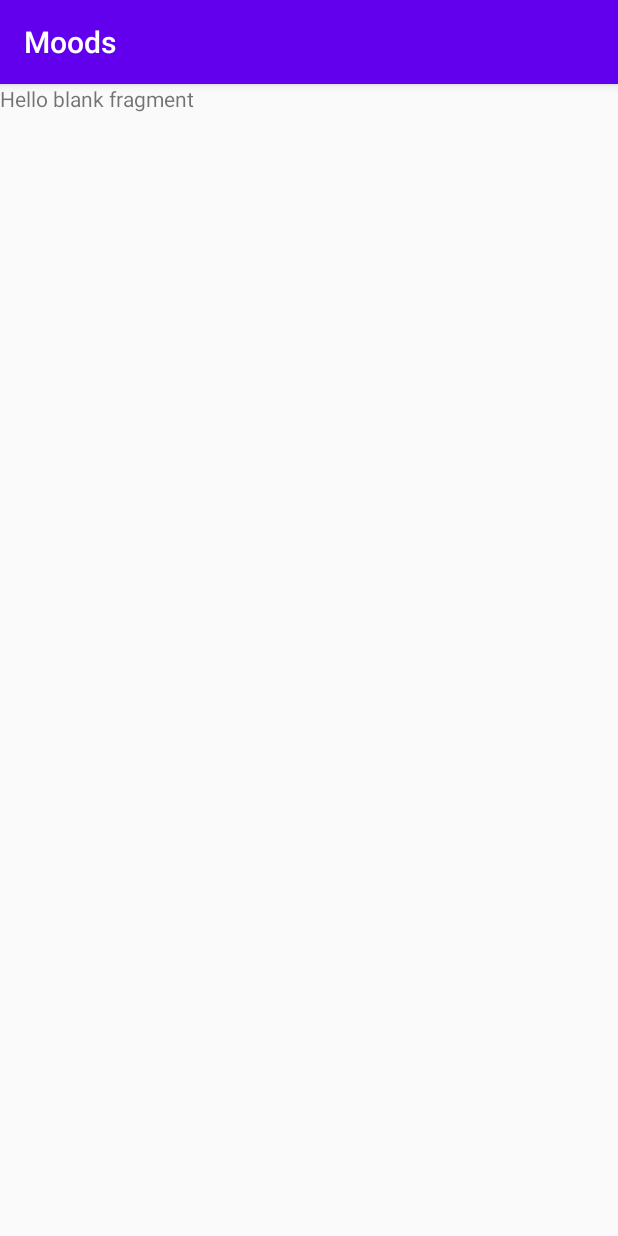
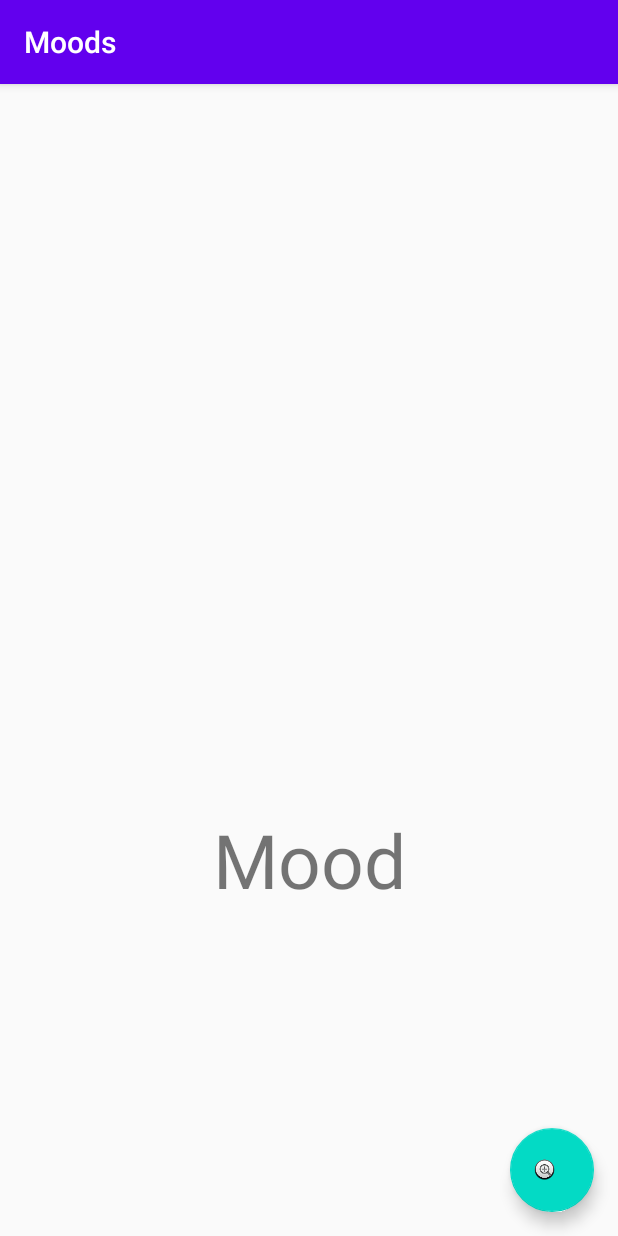
Before and after one commit to Sewiti/Moods, an Android app: the screen it shows after launch (MainActivity), on a phone screen of 412 x 824 dp. Run offline under Robolectric (Android 15) with nearby library versions, the phone set to English and light mode, and no system bars; our stand-ins replace data binding.

Commit message:
Added Intro Fragment with a button

```diff
--- a/app/build.gradle
+++ b/app/build.gradle
@@ -1,6 +1,7 @@
 apply plugin: 'com.android.application'
 apply plugin: 'kotlin-android'
 apply plugin: 'kotlin-android-extensions'
+apply plugin: 'androidx.navigation.safeargs'
 
 android {
     compileSdkVersion 30
@@ -22,15 +23,23 @@ android {
             proguardFiles getDefaultProguardFile('proguard-android-optimize.txt'), 'proguard-rules.pro'
         }
     }
+
+    dataBinding {
+        enabled = true
+    }
+
 }
 
 dependencies {
+    // Lifecycle
     implementation "androidx.lifecycle:lifecycle-livedata-ktx:2.2.0"
     implementation "androidx.lifecycle:lifecycle-viewmodel-ktx:2.2.0"
 
+    // Navigation
     implementation "androidx.navigation:navigation-fragment-ktx:2.3.0"
     implementation "androidx.navigation:navigation-ui-ktx:2.3.0"
 
+    // IDK
     implementation fileTree(dir: "libs", include: ["*.jar"])
     implementation "org.jetbrains.kotlin:kotlin-stdlib:$kotlin_version"
     implementation 'androidx.core:core-ktx:1.3.2'
--- /dev/null
+++ b/app/src/main/java/lt/seasonfive/moods/IntroFragment.kt
@@ -0,0 +1,35 @@
+package lt.seasonfive.moods
+
+import android.os.Bundle
+import androidx.fragment.app.Fragment
+import android.view.LayoutInflater
+import android.view.View
+import android.view.ViewGroup
+import androidx.databinding.DataBindingUtil
+import androidx.navigation.Navigation
+import androidx.navigation.findNavController
+import kotlinx.android.synthetic.*
+import lt.seasonfive.moods.databinding.FragmentIntroBinding
+
+class IntroFragment : Fragment() {
+    override fun onCreate(savedInstanceState: Bundle?) {
+        //TODO: CHECK IF FIRST LAUNCH
+        super.onCreate(savedInstanceState)
+    }
+
+    override fun onCreateView(
+        inflater: LayoutInflater, container: ViewGroup?,
+        savedInstanceState: Bundle?
+    ): View? {
+        val binding = DataBindingUtil.inflate<FragmentIntroBinding>(
+            inflater, R.layout.fragment_intro, container, false)
+
+        binding.floatingActionButton.setOnClickListener {view: View ->
+            view.findNavController().navigate(IntroFragmentDirections.actionIntroFragmentToJournalFragment())
+//            Navigation.createNavigateOnClickListener(R.id.journalFragment, null)
+        }
+
+        return binding.root
+//        return inflater.inflate(R.layout.fragment_intro, container, false)
+    }
+}
--- a/app/src/main/java/lt/seasonfive/moods/MainActivity.kt
+++ b/app/src/main/java/lt/seasonfive/moods/MainActivity.kt
@@ -2,10 +2,15 @@ package lt.seasonfive.moods
 
 import androidx.appcompat.app.AppCompatActivity
 import android.os.Bundle
+import androidx.databinding.DataBindingUtil
+import lt.seasonfive.moods.databinding.ActivityMainBinding
 
 class MainActivity : AppCompatActivity() {
+    private lateinit var binding: ActivityMainBinding
+
     override fun onCreate(savedInstanceState: Bundle?) {
         super.onCreate(savedInstanceState)
-        setContentView(R.layout.activity_main)
+//        setContentView(R.layout.activity_main)
+        binding = DataBindingUtil.setContentView(this, R.layout.activity_main)
     }
 }
--- a/app/src/main/res/layout/activity_main.xml
+++ b/app/src/main/res/layout/activity_main.xml
@@ -1,4 +1,6 @@
 <?xml version="1.0" encoding="utf-8"?>
+<layout>
+
     <androidx.constraintlayout.widget.ConstraintLayout xmlns:android="http://schemas.android.com/apk/res/android"
         xmlns:app="http://schemas.android.com/apk/res-auto"
         xmlns:tools="http://schemas.android.com/tools"
@@ -11,8 +13,8 @@
             android:name="androidx.navigation.fragment.NavHostFragment"
             android:layout_width="match_parent"
             android:layout_height="match_parent"
-        app:navGraph="@navigation/nav_graph"
             app:defaultNavHost="true"
-        />
+            app:navGraph="@navigation/nav_graph" />
 
     </androidx.constraintlayout.widget.ConstraintLayout>
+</layout>
--- /dev/null
+++ b/app/src/main/res/layout/fragment_intro.xml
@@ -0,0 +1,36 @@
+<?xml version="1.0" encoding="utf-8"?>
+<layout>
+    <androidx.constraintlayout.widget.ConstraintLayout xmlns:android="http://schemas.android.com/apk/res/android"
+        xmlns:app="http://schemas.android.com/apk/res-auto"
+        xmlns:tools="http://schemas.android.com/tools"
+        android:layout_width="match_parent"
+        android:layout_height="match_parent"
+        tools:context=".IntroFragment">
+
+
+        <TextView
+            android:id="@+id/textView"
+            android:layout_width="wrap_content"
+            android:layout_height="wrap_content"
+            android:text="@string/introTitle"
+            android:textSize="50sp"
+            app:layout_constraintBottom_toBottomOf="parent"
+            app:layout_constraintEnd_toEndOf="parent"
+            app:layout_constraintStart_toStartOf="parent"
+            app:layout_constraintTop_toTopOf="parent"
+            app:layout_constraintVertical_bias="0.69" />
+
+        <com.google.android.material.floatingactionbutton.FloatingActionButton
+            android:id="@+id/floatingActionButton"
+            android:layout_width="wrap_content"
+            android:layout_height="wrap_content"
+            android:layout_marginEnd="16dp"
+            android:layout_marginBottom="16dp"
+            android:clickable="true"
+            android:focusable="true"
+            android:src="@android:drawable/btn_plus"
+            app:layout_constraintBottom_toBottomOf="parent"
+            app:layout_constraintEnd_toEndOf="parent" />
+
+    </androidx.constraintlayout.widget.ConstraintLayout>
+</layout>
--- a/app/src/main/res/navigation/nav_graph.xml
+++ b/app/src/main/res/navigation/nav_graph.xml
@@ -3,11 +3,22 @@
     xmlns:app="http://schemas.android.com/apk/res-auto"
     xmlns:tools="http://schemas.android.com/tools"
     android:id="@+id/nav_graph"
-    app:startDestination="@id/journalFragment">
+    app:startDestination="@id/introFragment">
 
     <fragment
         android:id="@+id/journalFragment"
         android:name="lt.seasonfive.moods.JournalFragment"
         android:label="fragment_journal"
         tools:layout="@layout/fragment_journal" />
+    <fragment
+        android:id="@+id/introFragment"
+        android:name="lt.seasonfive.moods.IntroFragment"
+        android:label="fragment_intro"
+        tools:layout="@layout/fragment_intro" >
+        <action
+            android:id="@+id/action_introFragment_to_journalFragment"
+            app:destination="@id/journalFragment"
+            app:popUpTo="@id/introFragment"
+            app:popUpToInclusive="true" />
+    </fragment>
 </navigation>
--- a/app/src/main/res/values/strings.xml
+++ b/app/src/main/res/values/strings.xml
@@ -2,4 +2,5 @@
     <string name="app_name">Moods</string>
     <!-- TODO: Remove or change this placeholder text -->
     <string name="hello_blank_fragment">Hello blank fragment</string>
+    <string name="introTitle">Mood</string>
 </resources>
--- a/build.gradle
+++ b/build.gradle
@@ -8,6 +8,8 @@ buildscript {
     dependencies {
         classpath "com.android.tools.build:gradle:4.0.1"
         classpath "org.jetbrains.kotlin:kotlin-gradle-plugin:$kotlin_version"
+        classpath "androidx.navigation:navigation-safe-args-gradle-plugin:2.3.0"
+
 
         // NOTE: Do not place your application dependencies here; they belong
         // in the individual module build.gradle files
```
Lines whose indentation alone changed are shown as unchanged.
